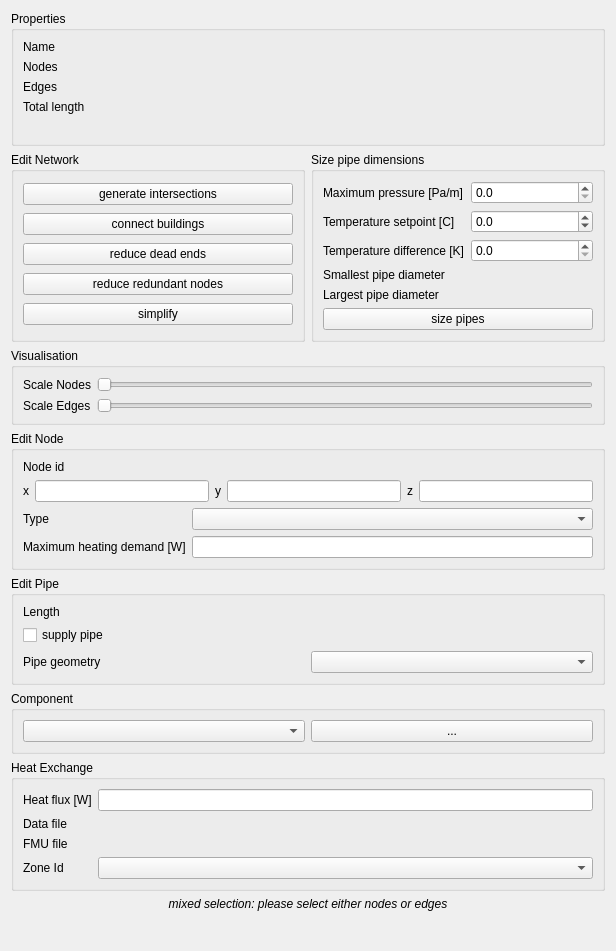
This is SIM-VICUS/src/SVPropNetworkEditWidget.ui in ghorwin/SIM-VICUS as Qt 5 draws it before an edit. The edited form follows.
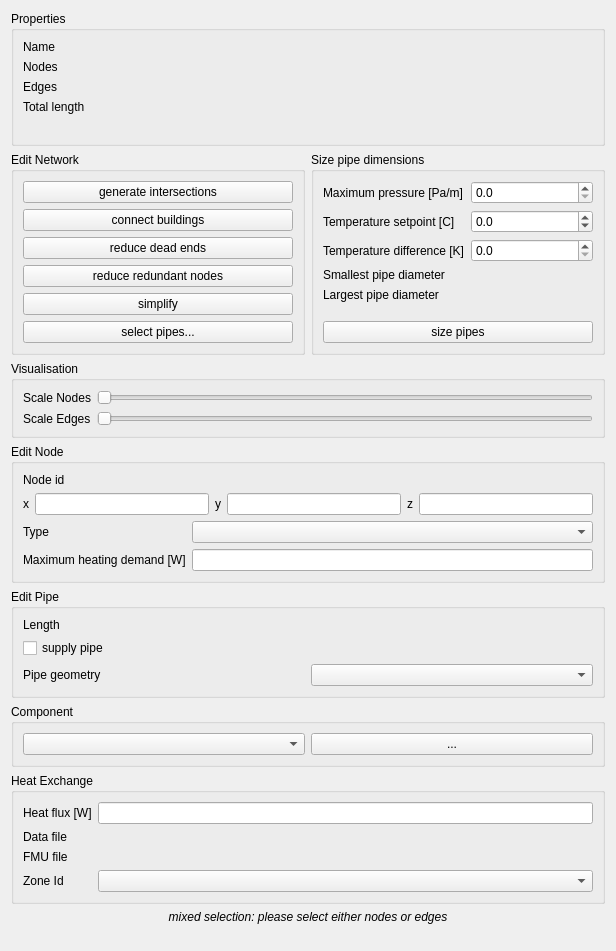
This is the edited form. Custom widgets are drawn as their Qt base class.

Commit message: add dialog to select pipes

```diff
--- a/SIM-VICUS/src/SVPropNetworkEditWidget.ui
+++ b/SIM-VICUS/src/SVPropNetworkEditWidget.ui
@@ -129,6 +129,13 @@
           </property>
          </widget>
         </item>
+        <item>
+         <widget class="QPushButton" name="pushButtonSelectPipes">
+          <property name="text">
+           <string>select pipes...</string>
+          </property>
+         </widget>
+        </item>
        </layout>
       </widget>
      </item>
```
The commit also changes 10 other files.
